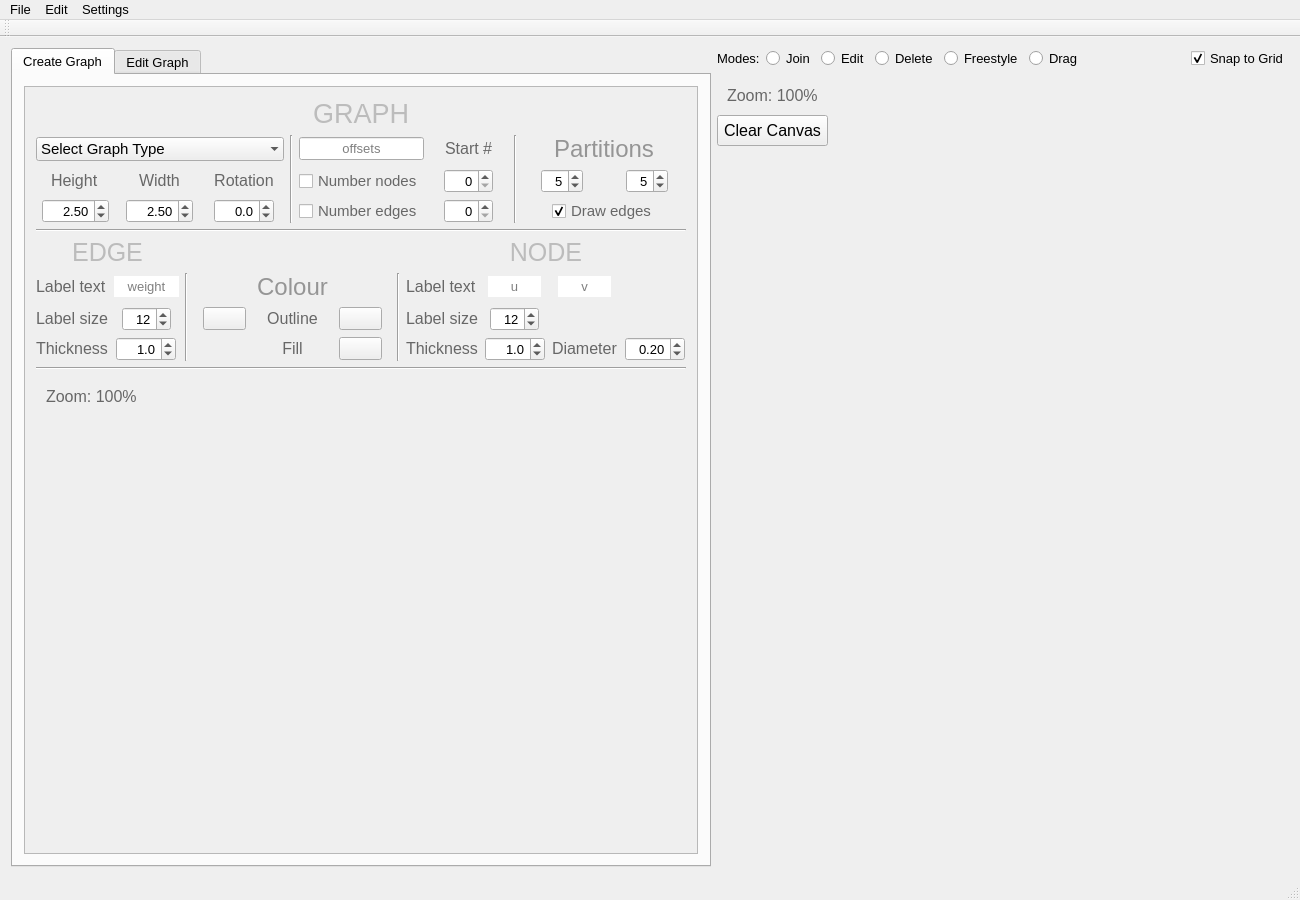
Above: mainwindow.ui from Razmataz88/Graphic before the change. Below: the same form after it.
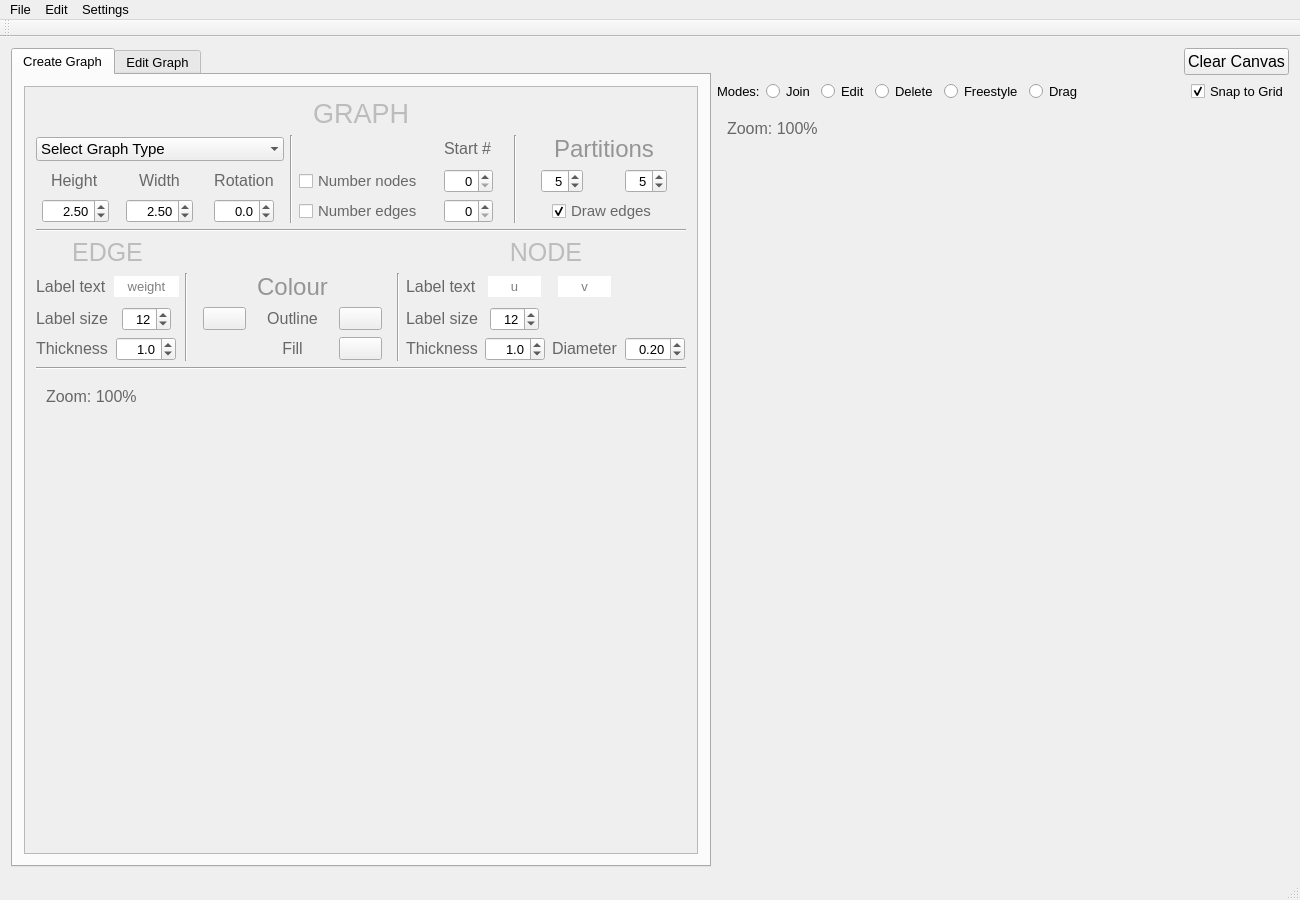
That is the form after the change. Custom widgets are drawn as their Qt base class.

Commit message: Significant changes:  - update to circulant graph code  - add ability to change the snap-to-grid cell size, then move the    place to change it into the settings  - improve the ability of the four-node join to maintain symmetry of    the second graph  - improve the handling of custom graphs and graphs with 0 height or width  - put nodes before edges in the edit tab

The edit to the form file:
```diff
--- a/mainwindow.ui
+++ b/mainwindow.ui
@@ -103,7 +103,7 @@
              </property>
              <layout class="QVBoxLayout" name="verticalLayout_3">
               <item>
-               <layout class="QGridLayout" name="gridLayout_4">
+               <layout class="QGridLayout" name="gridLayout">
                 <item row="3" column="3" alignment="Qt::AlignHCenter">
                  <widget class="QDoubleSpinBox" name="graphRotation">
                   <property name="sizePolicy">
@@ -639,22 +639,6 @@
                   </property>
                  </widget>
                 </item>
-                <item row="1" column="5" alignment="Qt::AlignHCenter">
-                 <widget class="QLineEdit" name="offsets">
-                  <property name="sizePolicy">
-                   <sizepolicy hsizetype="Minimum" vsizetype="Fixed">
-                    <horstretch>0</horstretch>
-                    <verstretch>0</verstretch>
-                   </sizepolicy>
-                  </property>
-                  <property name="alignment">
-                   <set>Qt::AlignCenter</set>
-                  </property>
-                  <property name="placeholderText">
-                   <string>offsets</string>
-                  </property>
-                 </widget>
-                </item>
                 <item row="3" column="6" alignment="Qt::AlignHCenter">
                  <widget class="QSpinBox" name="EdgeNumLabelStart">
                   <property name="sizePolicy">
@@ -1061,7 +1045,7 @@
                </layout>
               </item>
               <item>
-               <layout class="QGridLayout" name="gridLayout">
+               <layout class="QGridLayout" name="gridLayout_2">
                 <item row="3" column="0" alignment="Qt::AlignHCenter">
                  <widget class="QLabel" name="edgeThicknessLabel">
                   <property name="sizePolicy">
@@ -2198,11 +2182,87 @@
       <item>
        <layout class="QVBoxLayout" name="verticalLayout_4">
         <item>
-         <layout class="QHBoxLayout" name="horizontalLayout">
+         <layout class="QGridLayout" name="gridLayout_3">
           <property name="sizeConstraint">
            <enum>QLayout::SetDefaultConstraint</enum>
           </property>
-          <item>
+          <item row="1" column="6" colspan="2" alignment="Qt::AlignRight">
+           <widget class="QCheckBox" name="snapToGrid_checkBox">
+            <property name="sizePolicy">
+             <sizepolicy hsizetype="Minimum" vsizetype="Maximum">
+              <horstretch>0</horstretch>
+              <verstretch>0</verstretch>
+             </sizepolicy>
+            </property>
+            <property name="layoutDirection">
+             <enum>Qt::LeftToRight</enum>
+            </property>
+            <property name="text">
+             <string>Snap to Grid</string>
+            </property>
+            <property name="checked">
+             <bool>true</bool>
+            </property>
+           </widget>
+          </item>
+          <item row="1" column="4">
+           <widget class="QRadioButton" name="freestyleMode_radioButton">
+            <property name="sizePolicy">
+             <sizepolicy hsizetype="Maximum" vsizetype="Maximum">
+              <horstretch>0</horstretch>
+              <verstretch>0</verstretch>
+             </sizepolicy>
+            </property>
+            <property name="toolTip">
+             <string>&lt;html&gt;&lt;head/&gt;&lt;body&gt;&lt;p&gt;Add nodes by double clicking at the desired location. Add a path between existing nodes by clicking on two or more nodes consecutively.&lt;/p&gt;&lt;/body&gt;&lt;/html&gt;</string>
+            </property>
+            <property name="layoutDirection">
+             <enum>Qt::LeftToRight</enum>
+            </property>
+            <property name="text">
+             <string>Freestyle</string>
+            </property>
+           </widget>
+          </item>
+          <item row="1" column="5">
+           <widget class="QRadioButton" name="dragMode_radioButton">
+            <property name="sizePolicy">
+             <sizepolicy hsizetype="Maximum" vsizetype="Maximum">
+              <horstretch>0</horstretch>
+              <verstretch>0</verstretch>
+             </sizepolicy>
+            </property>
+            <property name="toolTip">
+             <string>&lt;html&gt;&lt;head/&gt;&lt;body&gt;&lt;p&gt;Hold the mouse down over any part of a graph and move the mouse to drag that graph around the canvas.&lt;/p&gt;&lt;/body&gt;&lt;/html&gt;</string>
+            </property>
+            <property name="layoutDirection">
+             <enum>Qt::LeftToRight</enum>
+            </property>
+            <property name="text">
+             <string>Drag</string>
+            </property>
+           </widget>
+          </item>
+          <item row="1" column="2">
+           <widget class="QRadioButton" name="editMode_radioButton">
+            <property name="sizePolicy">
+             <sizepolicy hsizetype="Maximum" vsizetype="Maximum">
+              <horstretch>0</horstretch>
+              <verstretch>0</verstretch>
+             </sizepolicy>
+            </property>
+            <property name="toolTip">
+             <string>&lt;html&gt;&lt;head/&gt;&lt;body&gt;&lt;p&gt;Drag individual nodes around the canvas. Use 'Esc' key to undo one or more node drags. Click on a node to give it a label.&lt;/p&gt;&lt;/body&gt;&lt;/html&gt;</string>
+            </property>
+            <property name="layoutDirection">
+             <enum>Qt::LeftToRight</enum>
+            </property>
+            <property name="text">
+             <string>Edit</string>
+            </property>
+           </widget>
+          </item>
+          <item row="1" column="0">
            <widget class="QLabel" name="modeLabel">
             <property name="sizePolicy">
              <sizepolicy hsizetype="Maximum" vsizetype="Maximum">
@@ -2215,7 +2275,7 @@
             </property>
            </widget>
           </item>
-          <item>
+          <item row="1" column="1">
            <widget class="QRadioButton" name="joinMode_radioButton">
             <property name="sizePolicy">
              <sizepolicy hsizetype="Maximum" vsizetype="Maximum">
@@ -2234,26 +2294,7 @@
             </property>
            </widget>
           </item>
-          <item>
-           <widget class="QRadioButton" name="editMode_radioButton">
-            <property name="sizePolicy">
-             <sizepolicy hsizetype="Maximum" vsizetype="Maximum">
-              <horstretch>0</horstretch>
-              <verstretch>0</verstretch>
-             </sizepolicy>
-            </property>
-            <property name="toolTip">
-             <string>&lt;html&gt;&lt;head/&gt;&lt;body&gt;&lt;p&gt;Drag individual nodes around the canvas. Use 'Esc' key to undo one or more node drags. Click on a node to give it a label.&lt;/p&gt;&lt;/body&gt;&lt;/html&gt;</string>
-            </property>
-            <property name="layoutDirection">
-             <enum>Qt::LeftToRight</enum>
-            </property>
-            <property name="text">
-             <string>Edit</string>
-            </property>
-           </widget>
-          </item>
-          <item>
+          <item row="1" column="3">
            <widget class="QRadioButton" name="deleteMode_radioButton">
             <property name="sizePolicy">
              <sizepolicy hsizetype="Maximum" vsizetype="Maximum">
@@ -2272,60 +2313,21 @@
             </property>
            </widget>
           </item>
-          <item>
-           <widget class="QRadioButton" name="freestyleMode_radioButton">
+          <item row="0" column="7">
+           <widget class="QPushButton" name="clearCanvas">
             <property name="sizePolicy">
-             <sizepolicy hsizetype="Maximum" vsizetype="Maximum">
+             <sizepolicy hsizetype="Maximum" vsizetype="Fixed">
               <horstretch>0</horstretch>
               <verstretch>0</verstretch>
              </sizepolicy>
             </property>
-            <property name="toolTip">
-             <string>&lt;html&gt;&lt;head/&gt;&lt;body&gt;&lt;p&gt;Add nodes by double clicking at the desired location. Add a path between existing nodes by clicking on two or more nodes consecutively.&lt;/p&gt;&lt;/body&gt;&lt;/html&gt;</string>
+            <property name="font">
+             <font>
+              <pointsize>12</pointsize>
+             </font>
             </property>
-            <property name="layoutDirection">
-             <enum>Qt::LeftToRight</enum>
-            </property>
             <property name="text">
-             <string>Freestyle</string>
-            </property>
-           </widget>
-          </item>
-          <item>
-           <widget class="QRadioButton" name="dragMode_radioButton">
-            <property name="sizePolicy">
-             <sizepolicy hsizetype="Maximum" vsizetype="Maximum">
-              <horstretch>0</horstretch>
-              <verstretch>0</verstretch>
-             </sizepolicy>
-            </property>
-            <property name="toolTip">
-             <string>&lt;html&gt;&lt;head/&gt;&lt;body&gt;&lt;p&gt;Hold the mouse down over any part of a graph and move the mouse to drag that graph around the canvas.&lt;/p&gt;&lt;/body&gt;&lt;/html&gt;</string>
-            </property>
-            <property name="layoutDirection">
-             <enum>Qt::LeftToRight</enum>
-            </property>
-            <property name="text">
-             <string>Drag</string>
-            </property>
-           </widget>
-          </item>
-          <item alignment="Qt::AlignRight">
-           <widget class="QCheckBox" name="snapToGrid_checkBox">
-            <property name="sizePolicy">
-             <sizepolicy hsizetype="Minimum" vsizetype="Maximum">
-              <horstretch>0</horstretch>
-              <verstretch>0</verstretch>
-             </sizepolicy>
-            </property>
-            <property name="layoutDirection">
-             <enum>Qt::LeftToRight</enum>
-            </property>
-            <property name="text">
-             <string>Snap to Grid</string>
-            </property>
-            <property name="checked">
-             <bool>true</bool>
+             <string>Clear Canvas</string>
             </property>
            </widget>
           </item>
@@ -2354,24 +2356,6 @@
           <property name="layoutDirection">
            <enum>Qt::LeftToRight</enum>
           </property>
-          <widget class="QPushButton" name="clearCanvas">
-           <property name="geometry">
-            <rect>
-             <x>0</x>
-             <y>40</y>
-             <width>111</width>
-             <height>31</height>
-            </rect>
-           </property>
-           <property name="font">
-            <font>
-             <pointsize>12</pointsize>
-            </font>
-           </property>
-           <property name="text">
-            <string>Clear Canvas</string>
-           </property>
-          </widget>
           <widget class="QLabel" name="zoomDisplay_2">
            <property name="geometry">
             <rect>
```
The commit also changes 6 other files.
